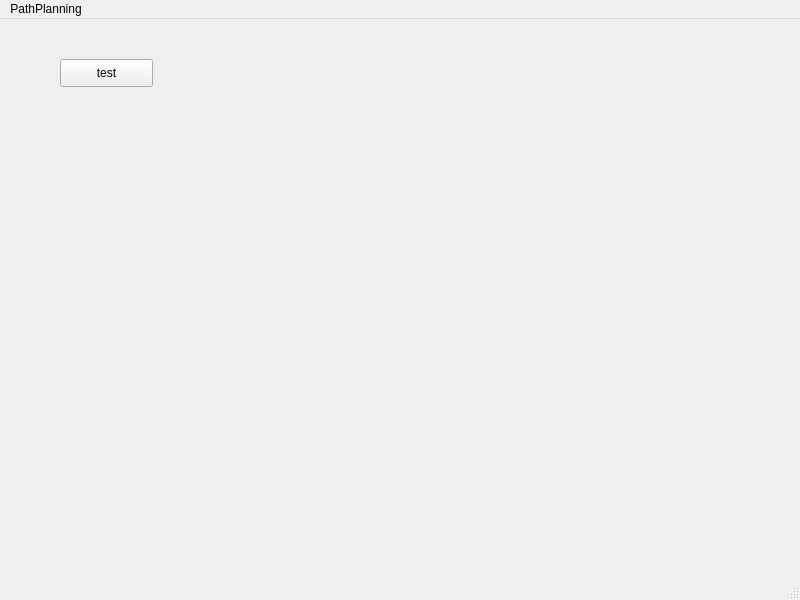
First picture: the form in mainwindow.ui, repository Nineskycloudout/PathPlanning, before the edit.
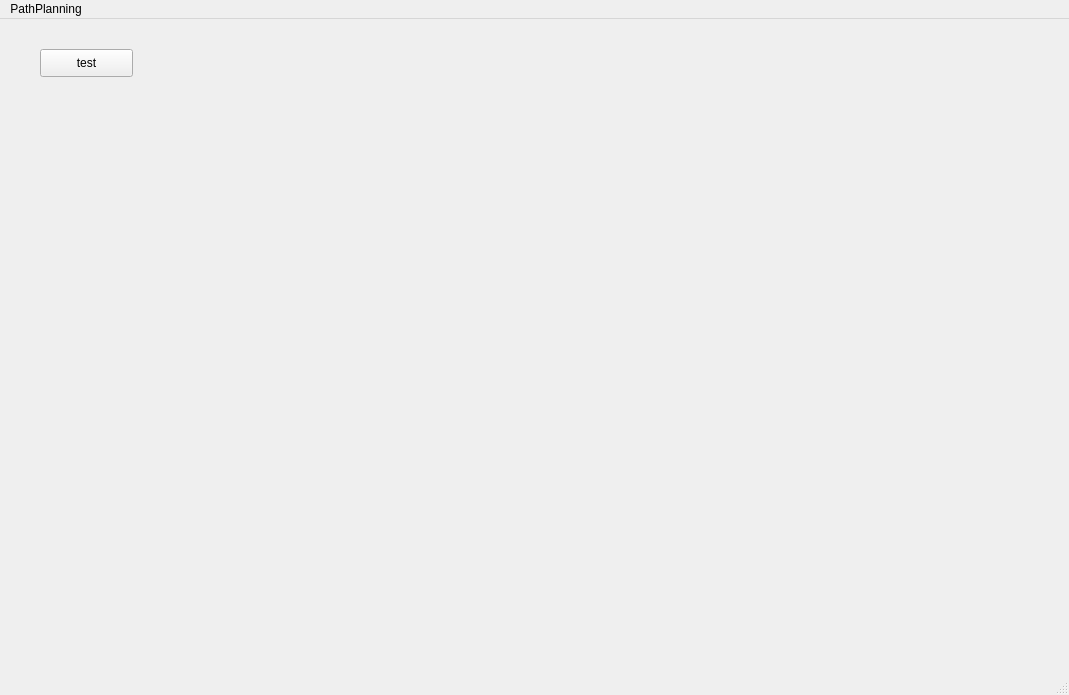
Second picture: the form after the edit.

Commit message: 添加画图区

What changed in the file:
```diff
--- a/mainwindow.ui
+++ b/mainwindow.ui
@@ -6,8 +6,8 @@
    <rect>
     <x>0</x>
     <y>0</y>
-    <width>800</width>
-    <height>600</height>
+    <width>1069</width>
+    <height>695</height>
    </rect>
   </property>
   <property name="windowTitle">
@@ -17,8 +17,8 @@
    <widget class="QPushButton" name="pushButton">
     <property name="geometry">
      <rect>
-      <x>60</x>
-      <y>40</y>
+      <x>40</x>
+      <y>30</y>
       <width>93</width>
       <height>28</height>
      </rect>
@@ -27,13 +27,23 @@
      <string>test</string>
     </property>
    </widget>
+   <widget class="QWidget" name="DrawArea" native="true">
+    <property name="geometry">
+     <rect>
+      <x>40</x>
+      <y>90</y>
+      <width>971</width>
+      <height>541</height>
+     </rect>
+    </property>
+   </widget>
   </widget>
   <widget class="QMenuBar" name="menubar">
    <property name="geometry">
     <rect>
      <x>0</x>
      <y>0</y>
-     <width>800</width>
+     <width>1069</width>
      <height>26</height>
     </rect>
    </property>
```
